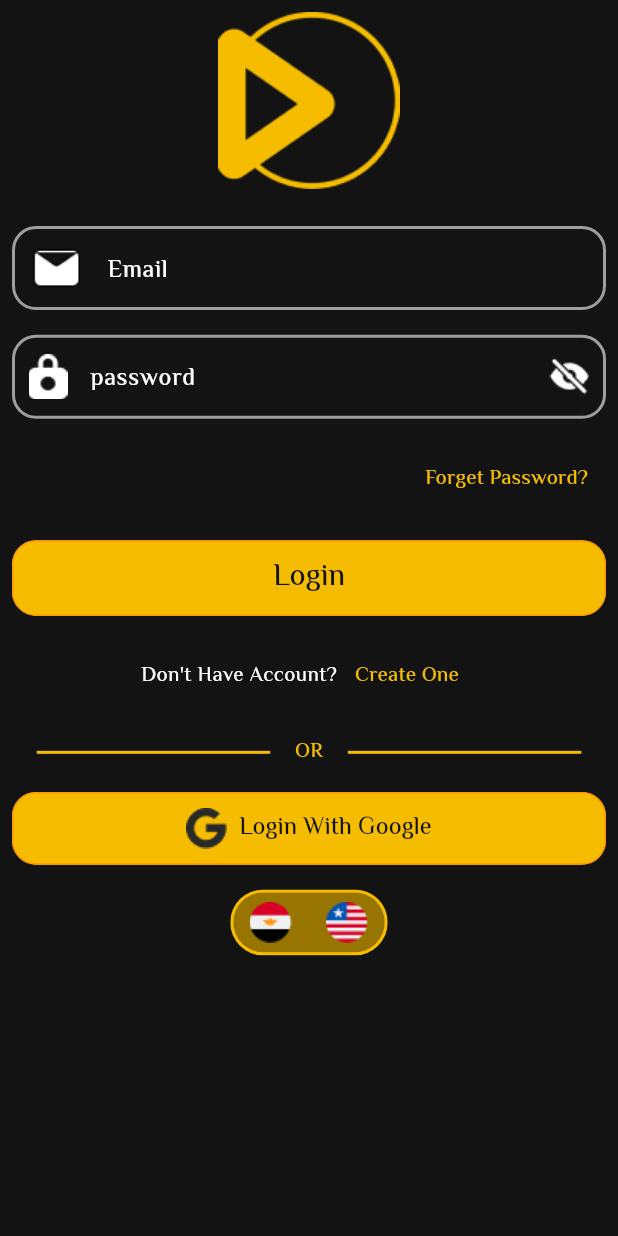
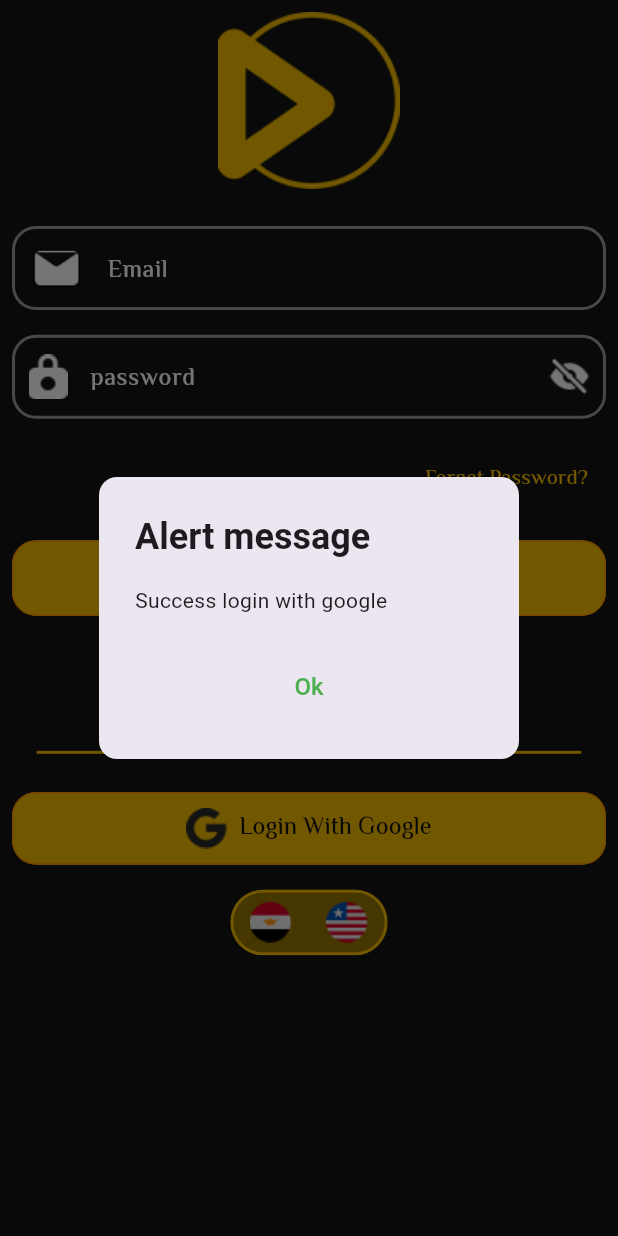
Before and after one commit to DDRAAGOON/movies1, a Flutter app: the screen it shows after launch, after a tap on "Login With Google", on a phone screen of 412 x 824 dp. Run offline on Flutter 3.47's test engine with Material 3 defaults, Android fonts, the phone set to English and light mode, and no system bars; drawn by our look-alikes of toggle_switch; our stand-ins replace google_fonts.

Commit message:
files image

```diff
--- a/lib/home/widgets/custom_text_form.dart
+++ b/lib/home/widgets/custom_text_form.dart
@@ -15,7 +15,7 @@ class CustomTextForm extends StatelessWidget {
 
   @override
   Widget build(BuildContext context) {
-    var height = MediaQuery.of(context).size.height;
+    var _ = MediaQuery.of(context).size.height;
     var width = MediaQuery.of(context).size.width;
     return Padding(
       padding:  EdgeInsets.symmetric(horizontal: width*0.03 ),
--- a/lib/screens/auth/login_screen.dart
+++ b/lib/screens/auth/login_screen.dart
@@ -143,8 +143,41 @@ elevatedcolor: AppColors.prirmaryColor,
                     SizedBox(height: height * 0.02),
                     Customelevatedbuttom(
                       elevatedcolor: AppColors.prirmaryColor,
-                      onPressed:  (){},
-
+                      onPressed: () {
+                        showDialog(
+                          context: context,
+                          builder: (BuildContext context) {
+                            return AlertDialog(
+                              shape: RoundedRectangleBorder(
+                                borderRadius: BorderRadius.circular(12),
+                              ),
+                              title: const Text(
+                                'Alert message',
+                                style: TextStyle(fontWeight: FontWeight.bold),
+                              ),
+                              content: const Text('Success login with google '),
+                              actionsAlignment: MainAxisAlignment.center,
+                              actions: [
+                                TextButton(
+                                  style: TextButton.styleFrom(
+                                    foregroundColor: Colors.green,
+                                  ),
+                                  onPressed: () {
+                                    Navigator.of(context).pop();
+                                  },
+                                  child: const Text(
+                                    'Ok',
+                                    style: TextStyle(
+                                      fontSize: 16,
+                                      fontWeight: FontWeight.w500,
+                                    ),
+                                  ),
+                                ),
+                              ],
+                            );
+                          },
+                        );
+                      },
                       elevatedchild: Row(
                         mainAxisAlignment: MainAxisAlignment.center,
                            children: [
```
